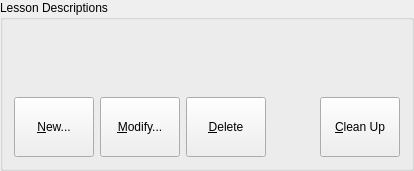
First picture: the form in kvoctrain/docprop-dialogs/LessOptPageForm.ui, repository KDE/parley, before the edit.
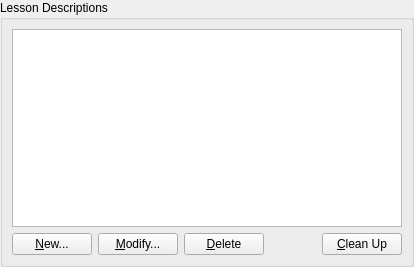
Second picture: the form after the edit. Custom widgets are drawn as their Qt base class.

```diff
--- a/kvoctrain/docprop-dialogs/LessOptPageForm.ui
+++ b/kvoctrain/docprop-dialogs/LessOptPageForm.ui
@@ -9,7 +9,7 @@
     <x>0</x>
     <y>0</y>
     <width>414</width>
-    <height>171</height>
+    <height>267</height>
    </rect>
   </property>
   <property name="minimumSize" >
@@ -35,12 +35,72 @@
      </property>
      <layout class="QGridLayout" >
       <property name="margin" >
-       <number>11</number>
+       <number>9</number>
       </property>
       <property name="spacing" >
        <number>6</number>
       </property>
-      <item row="2" column="3" >
+      <item row="0" column="0" >
+       <widget class="QListWidget" name="lessonList" >
+        <property name="selectionBehavior" >
+         <enum>QAbstractItemView::SelectRows</enum>
+        </property>
+       </widget>
+      </item>
+      <item row="1" column="0" >
+       <layout class="QHBoxLayout" >
+        <property name="margin" >
+         <number>0</number>
+        </property>
+        <property name="spacing" >
+         <number>6</number>
+        </property>
+        <item>
+         <widget class="QPushButton" name="b_new" >
+          <property name="sizePolicy" >
+           <sizepolicy>
+            <hsizetype>1</hsizetype>
+            <vsizetype>1</vsizetype>
+            <horstretch>0</horstretch>
+            <verstretch>0</verstretch>
+           </sizepolicy>
+          </property>
+          <property name="text" >
+           <string>&amp;New...</string>
+          </property>
+         </widget>
+        </item>
+        <item>
+         <widget class="QPushButton" name="b_modify" >
+          <property name="sizePolicy" >
+           <sizepolicy>
+            <hsizetype>1</hsizetype>
+            <vsizetype>1</vsizetype>
+            <horstretch>0</horstretch>
+            <verstretch>0</verstretch>
+           </sizepolicy>
+          </property>
+          <property name="text" >
+           <string>&amp;Modify...</string>
+          </property>
+         </widget>
+        </item>
+        <item>
+         <widget class="QPushButton" name="b_delete" >
+          <property name="sizePolicy" >
+           <sizepolicy>
+            <hsizetype>1</hsizetype>
+            <vsizetype>1</vsizetype>
+            <horstretch>0</horstretch>
+            <verstretch>0</verstretch>
+           </sizepolicy>
+          </property>
+          <property name="text" >
+           <string>&amp;Delete</string>
+          </property>
+         </widget>
+        </item>
+        <item>
        <spacer>
         <property name="orientation" >
          <enum>Qt::Horizontal</enum>
@@ -56,52 +116,7 @@
         </property>
        </spacer>
       </item>
-      <item row="2" column="0" >
-       <widget class="QPushButton" name="b_new" >
-        <property name="sizePolicy" >
-         <sizepolicy>
-          <hsizetype>1</hsizetype>
-          <vsizetype>1</vsizetype>
-          <horstretch>0</horstretch>
-          <verstretch>0</verstretch>
-         </sizepolicy>
-        </property>
-        <property name="text" >
-         <string>&amp;New...</string>
-        </property>
-       </widget>
-      </item>
-      <item row="2" column="1" >
-       <widget class="QPushButton" name="b_modify" >
-        <property name="sizePolicy" >
-         <sizepolicy>
-          <hsizetype>1</hsizetype>
-          <vsizetype>1</vsizetype>
-          <horstretch>0</horstretch>
-          <verstretch>0</verstretch>
-         </sizepolicy>
-        </property>
-        <property name="text" >
-         <string>&amp;Modify...</string>
-        </property>
-       </widget>
-      </item>
-      <item row="2" column="2" >
-       <widget class="QPushButton" name="b_delete" >
-        <property name="sizePolicy" >
-         <sizepolicy>
-          <hsizetype>1</hsizetype>
-          <vsizetype>1</vsizetype>
-          <horstretch>0</horstretch>
-          <verstretch>0</verstretch>
-         </sizepolicy>
-        </property>
-        <property name="text" >
-         <string>&amp;Delete</string>
-        </property>
-       </widget>
-      </item>
-      <item row="2" column="4" >
+        <item>
        <widget class="QPushButton" name="b_cleanup" >
         <property name="sizePolicy" >
          <sizepolicy>
@@ -116,8 +131,7 @@
         </property>
        </widget>
       </item>
-      <item row="1" column="0" colspan="5" >
-       <widget class="Q3ListBox" name="lessonList" />
+       </layout>
       </item>
      </layout>
     </widget>
@@ -126,15 +140,6 @@
  </widget>
  <layoutdefault spacing="6" margin="11" />
  <pixmapfunction>qPixmapFromMimeSource</pixmapfunction>
- <customwidgets>
-  <customwidget>
-   <class>Q3ListBox</class>
-   <extends></extends>
-   <header>q3listbox.h</header>
-   <container>0</container>
-   <pixmap></pixmap>
-  </customwidget>
- </customwidgets>
  <tabstops>
   <tabstop>lessonList</tabstop>
   <tabstop>b_new</tabstop>
```
Left out of the diff: 4 changed lines with no effect on the pictures. Lines whose indentation alone changed are shown as unchanged.
